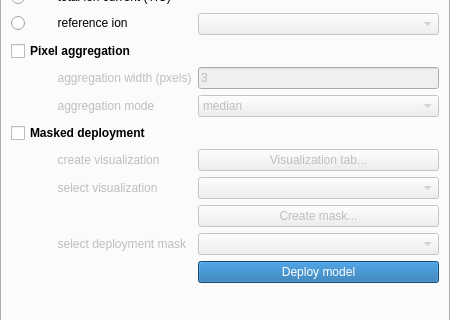
First picture: the form in MassVision/Resources/UI/MassVision.ui, repository jamzad/SlicerMassVision, before the edit; both pictures show x 0 to 450 and y 528 to 848 of the 450 by 1106 pixel window.
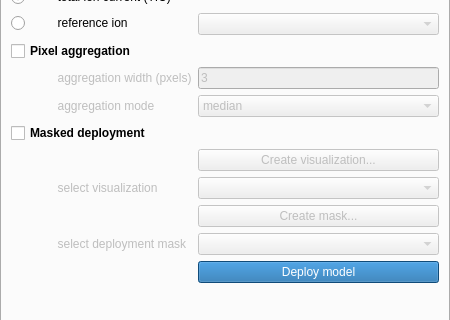
Second picture: the form after the edit.

Commit message: UPD deployment ui

```diff
--- a/MassVision/Resources/UI/MassVision.ui
+++ b/MassVision/Resources/UI/MassVision.ui
@@ -2568,23 +2568,13 @@
       </property>
      </spacer>
     </item>
-    <item row="18" column="0">
-     <widget class="QLabel" name="depVisLabel">
-      <property name="enabled">
-       <bool>false</bool>
-      </property>
-      <property name="text">
-       <string>              create visualization</string>
-      </property>
-     </widget>
-    </item>
     <item row="18" column="1">
      <widget class="QPushButton" name="depGoVisButton">
       <property name="enabled">
        <bool>false</bool>
       </property>
       <property name="text">
-       <string>Visualization tab...</string>
+       <string>Create visualization...</string>
       </property>
      </widget>
     </item>
```
The commit also changes 1 other file.
